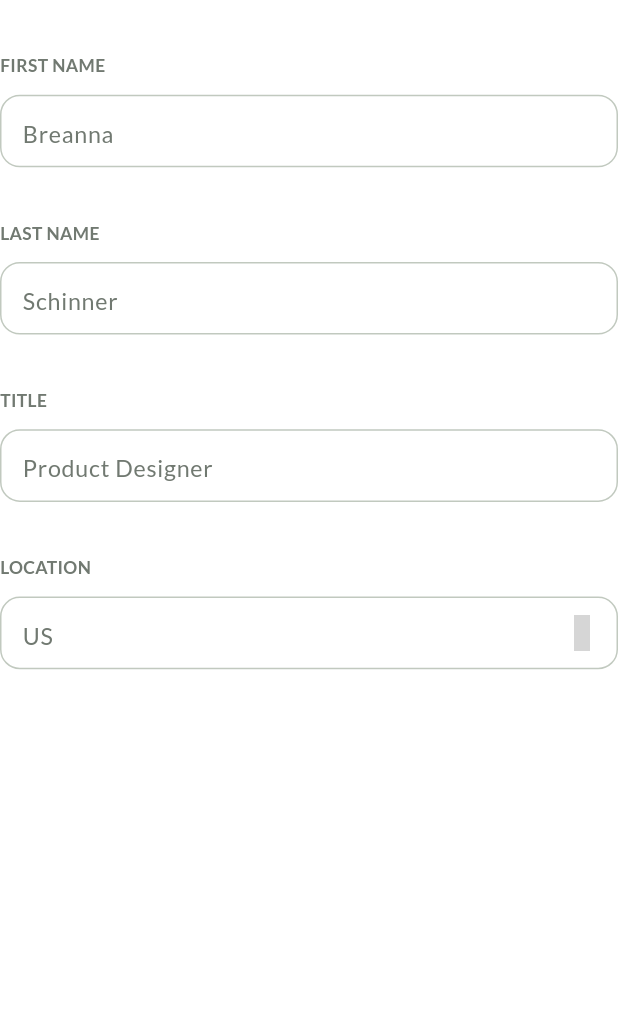
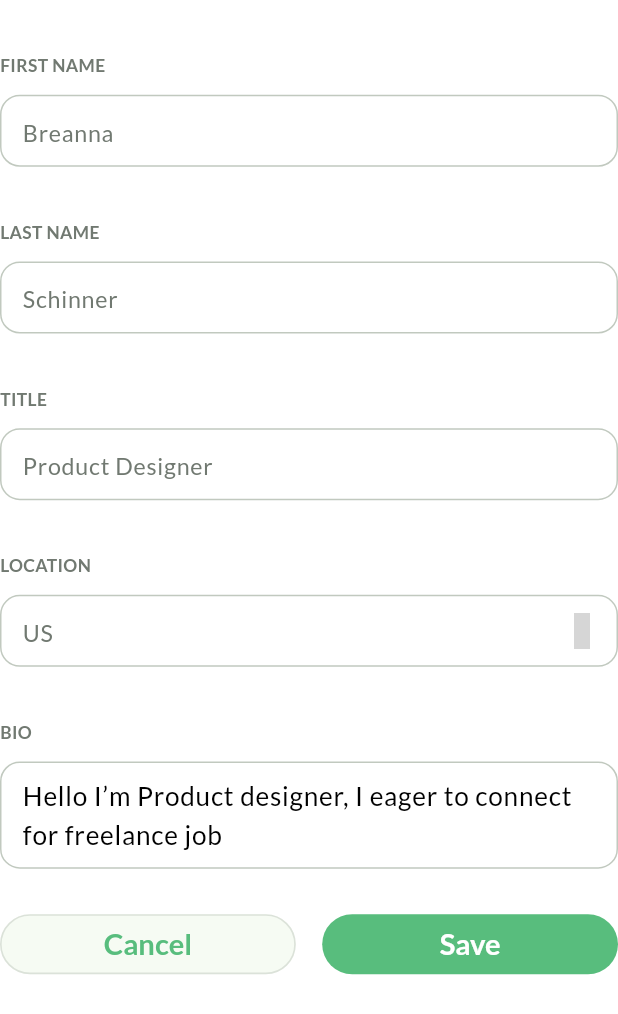
Before and after one commit to lehieusharky/DProfiles-demo, a Flutter app: the EditProfileForm widget shown alone on an empty page, opened directly, on a phone screen of 412 x 824 dp. Shown: the top 1014 px of the screen. Run offline on Flutter 3.47's test engine with Material 3 defaults, Android fonts, the phone set to English and light mode, and no system bars; our stand-ins replace auto_route, bubble_tab_indicator, dartz, dio, equatable, flex_color_scheme and 12 more; missing offline and left inert: ficonsax; accounts and stored records are empty; generated files the repository leaves out were written again; grey boxes are pictures that could not be loaded.

Commit message:
[UI] Edit profile screen

```diff
--- a/lib/src/core/ui/my_text_form_field.dart
+++ b/lib/src/core/ui/my_text_form_field.dart
@@ -113,14 +113,14 @@ class _MyTextFormFieldState extends State<MyTextFormField> {
       validator: widget.validator,
       onEditingComplete: widget.onEditComplete,
       textInputAction: widget.textInputAction,
-      style: AppFont().fontTheme(context).labelMedium,
+      style: AppFont().fontTheme(context).labelSmall,
       autovalidateMode: widget.autoValidateMode,
       keyboardType: widget.keyboardType,
       onChanged: widget.onChanged,
       minLines: widget.minLines,
       decoration: InputDecoration(
         labelText: widget.labelText,
-        labelStyle: AppFont().fontTheme(context).labelSmall,
+        labelStyle: AppFont().fontTheme(context).bodyLarge,
         contentPadding: EdgeInsets.symmetric(
             vertical: context.sizeHeight(10),
             horizontal: context.sizeWidth(10)),
--- a/lib/src/features/auth/presentation/widgets/auth_field.dart
+++ b/lib/src/features/auth/presentation/widgets/auth_field.dart
@@ -9,12 +9,17 @@ class AuthField extends StatelessWidget {
   final String hint;
   final TextEditingController controller;
   final Widget? suffixIcon;
+  final TextInputType? keyboardType;
+  final int? maxLines;
 
   const AuthField(
       {Key? key,
       required this.title,
       required this.hint,
-      required this.controller, this.suffixIcon})
+      required this.controller,
+      this.suffixIcon,
+      this.keyboardType,
+      this.maxLines})
       : super(key: key);
 
   @override
@@ -38,7 +43,8 @@ class AuthField extends StatelessWidget {
           controller: controller,
           hintText: hint,
           suffixIcon: suffixIcon,
-          keyboardType: TextInputType.emailAddress,
+          maxLines: maxLines,
+          keyboardType: keyboardType ?? TextInputType.text,
         ),
       ],
     );
--- a/lib/src/features/edit_profile/presentation/widgets/edit_profile_form.dart
+++ b/lib/src/features/edit_profile/presentation/widgets/edit_profile_form.dart
@@ -1,5 +1,7 @@
 import 'package:demo_dprofiles/src/core/app_responsive.dart';
+import 'package:demo_dprofiles/src/core/ui/my_button.dart';
 import 'package:demo_dprofiles/src/features/auth/presentation/widgets/auth_field.dart';
+import 'package:demo_dprofiles/src/utils/presentation/widgets/buttons/outline_button.dart';
 import 'package:ficonsax/ficonsax.dart';
 import 'package:flutter/material.dart';
 
@@ -12,11 +14,14 @@ class EditProfileForm extends StatefulWidget {
 
 class _EditProfileFormState extends State<EditProfileForm> {
   final _firstNameController = TextEditingController();
+  final _bioController = TextEditingController(
+      text: 'Hello I’m Product designer, I eager to connect for freelance job');
 
   @override
   Widget build(BuildContext context) {
     return Column(
       children: [
+
         Padding(
           padding: context.padding(top: 32),
           child: AuthField(
@@ -43,10 +48,41 @@ class _EditProfileFormState extends State<EditProfileForm> {
           child: AuthField(
             title: 'LOCATION',
             hint: 'US',
-            suffixIcon: const Icon(IconsaxOutline.arrow_down),
+            suffixIcon: const Icon(IconsaxOutline.arrow_down_1),
             controller: _firstNameController,
           ),
         ),
+        Padding(
+          padding: context.padding(top: 32),
+          child: AuthField(
+            title: 'BIO',
+            hint: '',
+            maxLines: 2,
+            keyboardType: TextInputType.multiline,
+            controller: _bioController,
+          ),
+        ),
+        Padding(
+          padding: context.padding(top: 24, bottom: 100),
+          child: Row(
+            mainAxisAlignment: MainAxisAlignment.center,
+            children: [
+              Expanded(
+                child: AppOutlineButton(context).elevatedButton(
+                  onPressed: () {},
+                  title: 'Cancel',
+                ),
+              ),
+              context.sizedBox(width: 16),
+              Expanded(
+                child: MyButton(
+                  onPressed: () {},
+                  title: 'Save',
+                ),
+              ),
+            ],
+          ),
+        )
       ],
     );
   }
--- a/lib/src/utils/presentation/widgets/buttons/app_button.dart
+++ b/lib/src/utils/presentation/widgets/buttons/app_button.dart
@@ -9,7 +9,8 @@ abstract class AbstractFactoryAppButton {
     Color? iconColor,
     Color? backgroundColor,
   });
-  MyButton elevatedButton({
+
+  Widget elevatedButton({
     required VoidCallback onPressed,
     required String title,
     Widget? prefixIcon,
--- a/lib/src/utils/presentation/widgets/buttons/outline_button.dart
+++ b/lib/src/utils/presentation/widgets/buttons/outline_button.dart
@@ -32,12 +32,21 @@ class AppOutlineButton implements AbstractFactoryAppButton {
   }
 
   @override
-  MyButton elevatedButton(
-      {required VoidCallback onPressed,
-      required String title,
-      Widget? prefixIcon,
-      Widget? suffixIcon}) {
-    // TODO: implement elevatedButton
-    throw UnimplementedError();
+  Widget    elevatedButton({
+    required VoidCallback onPressed,
+    required String title,
+    Widget? prefixIcon,
+    Widget? suffixIcon,
+    double? width,
+    double? height,
+  }) {
+    return MyButton(
+      backgroundColor: colorScheme(context).background,
+      borderColor: colorScheme(context).outlineVariant.withOpacity(0.5),
+      onPressed: onPressed,
+      title: title,
+      width: width,
+      height: height,
+    );
   }
 }
```
Also changed, not shown: lib/src/features/edit_profile/presentation/pages/edit_profile_page.dart (renamed from lib/src/features/edit_profile/presentation/pages/edit_profile.dart, +6 -3 lines), lib/src/features/edit_profile/presentation/widgets/path_direction.dart (added, +34 -0 lines), lib/src/routes/app_route.gr.dart.
